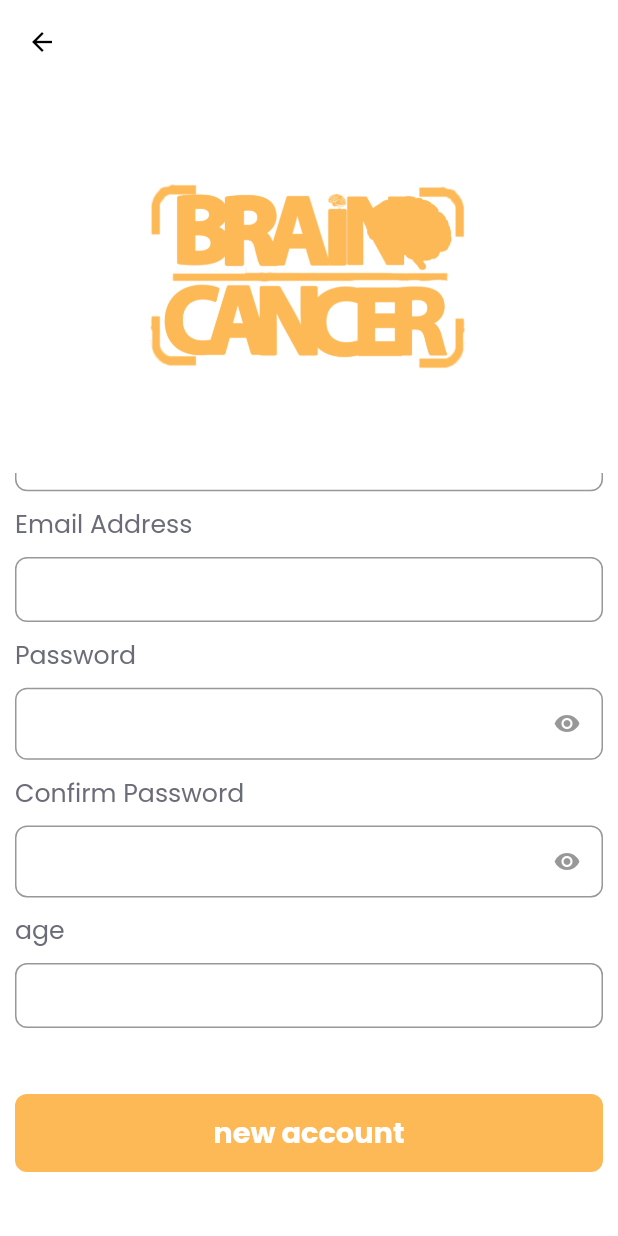
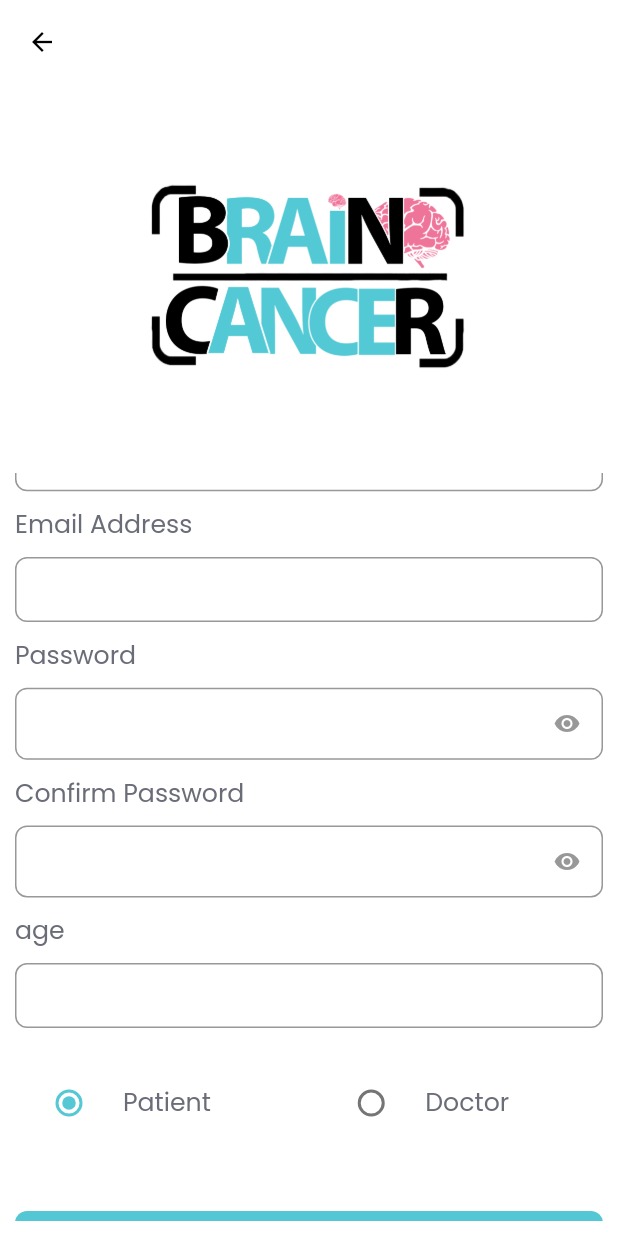
Before and after one commit to Mohammedomargallya39/brain_cancer, a Flutter app: the BackScaffold screen opened directly, scrolled down 240 dp, on a phone screen of 412 x 824 dp. Run offline on Flutter 3.47's test engine with Material 2 defaults, Android fonts, the phone set to English and light mode, and no system bars; our stand-ins replace bloc, dartz, dio, equatable, flutter_bloc, flutter_svg and 4 more; accounts and stored records are empty.

Commit message:
Finish Login and Register Screens

```diff
--- a/lib/core/network/remote/api_endpoints.dart
+++ b/lib/core/network/remote/api_endpoints.dart
@@ -1,8 +1,11 @@
-const String baseUrl = 'http://d1d9-156-210-34-115.ngrok.io/';
+const String baseUrl = 'http://f1a4-156-210-34-115.ngrok.io/api/';
 
 String? token;
 
+const String loginUrl = 'login/';
 
-const String loginUrl = 'api/login/';
+const String registerUrl = 'signup/';
 
-const String registerUrl = 'signup/patient/';
+const String patientUrl = 'patient/';
+
+const String doctorUrl = 'doctor/';
--- a/lib/core/util/constants.dart
+++ b/lib/core/util/constants.dart
@@ -14,7 +14,7 @@ bool isEnglish = true;
 const String serverFailureMessage = 'Server Failure';
 const String cacheFailureMessage = 'Cache Failure';
 
-const String mainColor = 'fcb955';
+const String mainColor = '56c7d4';
 const String secondary = '303C47';
 const String secondaryVariant = '6A6D78';
 
@@ -30,7 +30,7 @@ const String greenColor = '07B055';
 const String blueColor = '0E72ED';
 
 const Color secondaryVariantRGB = Color.fromRGBO(33, 36, 36, 0.7);
-const Color mainColorRGB = Color.fromRGBO(252, 185, 85, 1);
+const Color mainColorRGB = Color.fromRGBO(83, 200, 212, 1.0);
 
 
 // dark colors
--- a/lib/core/util/cubit/state.dart
+++ b/lib/core/util/cubit/state.dart
@@ -62,3 +62,5 @@ class RegisterError extends AppState {
     required this.message,
   });
 }
+
+class ChangeStatus extends AppState {}
--- a/lib/core/util/widgets/logo.dart
+++ b/lib/core/util/widgets/logo.dart
@@ -17,9 +17,9 @@ class AppLogo extends StatelessWidget {
           'assets/images/BrainCancerLogo.png',
           width: pxToDp(350.0),
           height: pxToDp(350.0),
-          color: AppCubit
-              .get(context)
-              .isDark ? HexColor(regularGrey) : HexColor(mainColor),
+          // color: AppCubit
+          //     .get(context)
+          //     .isDark ? HexColor(regularGrey) : HexColor(mainColor),
         );
       },
     );
--- a/lib/features/register/presentaion/widgets/register_widget.dart
+++ b/lib/features/register/presentaion/widgets/register_widget.dart
@@ -1,6 +1,9 @@
+import 'package:brain_cancer_detection_v1/features/login/presentaion/pages/login_page.dart';
 import 'package:flutter/cupertino.dart';
 import 'package:flutter/material.dart';
 import 'package:flutter_bloc/flutter_bloc.dart';
+import 'package:fluttertoast/fluttertoast.dart';
+import 'package:hexcolor/hexcolor.dart';
 import '../../../../core/util/constants.dart';
 import '../../../../core/util/cubit/cubit.dart';
 import '../../../../core/util/cubit/state.dart';
@@ -8,6 +11,9 @@ import '../../../../core/util/widgets/logo.dart';
 import '../../../../core/util/widgets/my_button.dart';
 import '../../../../core/util/widgets/my_drop_down_button_field.dart';
 import '../../../../core/util/widgets/my_form.dart';
+
+
+enum SingingCharacter { doctor, patient }
 
 class RegisterWidget extends StatelessWidget {
   RegisterWidget({Key? key}) : super(key: key);
@@ -19,12 +25,19 @@ class RegisterWidget extends StatelessWidget {
   var passwordController = TextEditingController();
   var confirmPasswordController = TextEditingController();
   var ageController = TextEditingController();
-
   var formKey = GlobalKey<FormState>();
 
   @override
   Widget build(BuildContext context) {
-    return BlocBuilder<AppCubit,AppState>(
+    return BlocConsumer<AppCubit,AppState>(
+        listener: (context, state)
+        {
+          if(state is RegisterSuccess)
+          {
+            Fluttertoast.showToast(msg: 'Register Success');
+            navigateTo(context, const LoginScreen());
+          }
+        } ,
         builder: (context, state) {
           return Padding(
             padding: const EdgeInsets.all(10.0),
@@ -102,28 +115,59 @@ class RegisterWidget extends StatelessWidget {
                               error: '${appTranslation(context).pleaseEnter} age ${appTranslation(context).right}',
                             isPassword: false,
                           ),
+                          space20Vertical(context),
+                          Row(
+                            children: [
+                              Expanded(
+                                child: RadioListTile<SingingCharacter>(
+                                    title: const Text('Patient'),
+                                    activeColor: HexColor(mainColor),
+                                    value: SingingCharacter.patient,
+                                    groupValue: AppCubit.get(context).character,
+                                    onChanged: (SingingCharacter? value)
+                                    {
+                                      AppCubit.get(context).changeStatus(value);
+                                    }
+                                ),
+                              ),
+                              space10Horizontal(context),
+                              Expanded(
+                                child: RadioListTile<SingingCharacter>(
+                                    title: const Text('Doctor'),
+                                    activeColor: HexColor(mainColor),
+                                    value: SingingCharacter.doctor,
+                                    groupValue: AppCubit.get(context).character,
+                                    onChanged: (SingingCharacter? value)
+                                    {
+                                      AppCubit.get(context).changeStatus(value);
+                                    }
+                                ),
+                              ),
+                            ],
+                          ),
+
                           space40Vertical(context),
                           MyButton(
                             onPressed: ()
                             {
-                              AppCubit.get(context).register(
-                                // email: emailController.text,
-                                // password: passwordController.text,
-                                // confirmPassword: confirmPasswordController.text,
-                                // age: 5,
-                                // //isPatient: false,
-                                // phone: phoneController.text,
-                                // userName: nameController.text
-                              );
-                              // if (formKey.currentState!.validate() && passwordController.text == confirmPasswordController.text)
-                              // {
-                              //   debugPrint("Form is valid");
-                              //
-                              // }
-                              // else
-                              // {
-                              //   debugPrint("Form is invalid");
-                              // }
+                              if (formKey.currentState!.validate() && passwordController.text == confirmPasswordController.text)
+                              {
+                                debugPrint("Form is valid");
+                                AppCubit.get(context).register(
+                                  email: emailController.text,
+                                  password: passwordController.text,
+                                  confirmPassword: confirmPasswordController.text,
+                                  age: int.parse(ageController.text),
+                                  isPatient: AppCubit.get(context).patient!,
+                                  phone: phoneController.text,
+                                  userName: nameController.text,
+                                  status: AppCubit.get(context).statusLink!,
+                                );
+                              }
+                              else
+                              {
+                                debugPrint("Form is invalid");
+                              }
                             },
                             text: appTranslation(context).newAccount,
                           ),
```
Also changed, not shown: lib/core/network/repository.dart (+30 -27 lines), lib/core/util/cubit/cubit.dart (+39 -16 lines), 2 other files.
